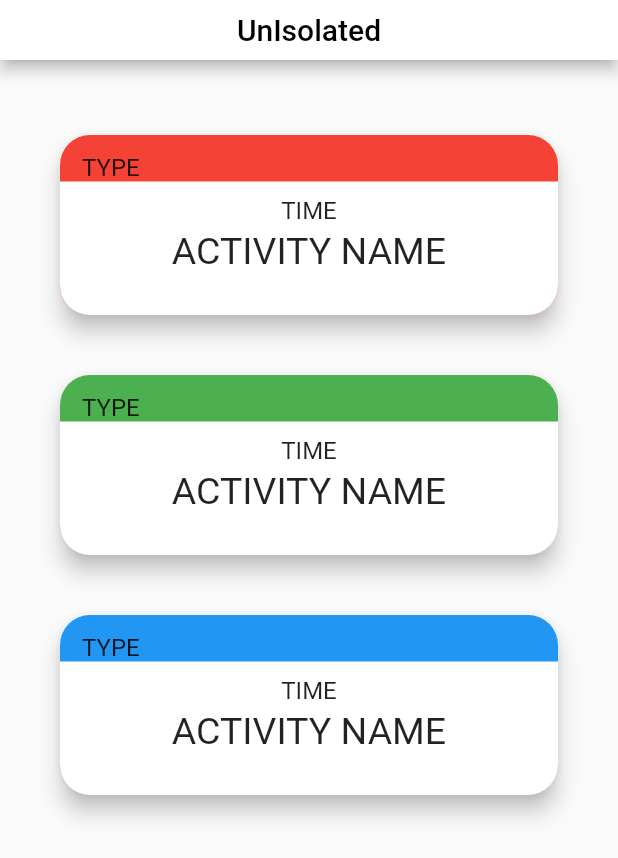
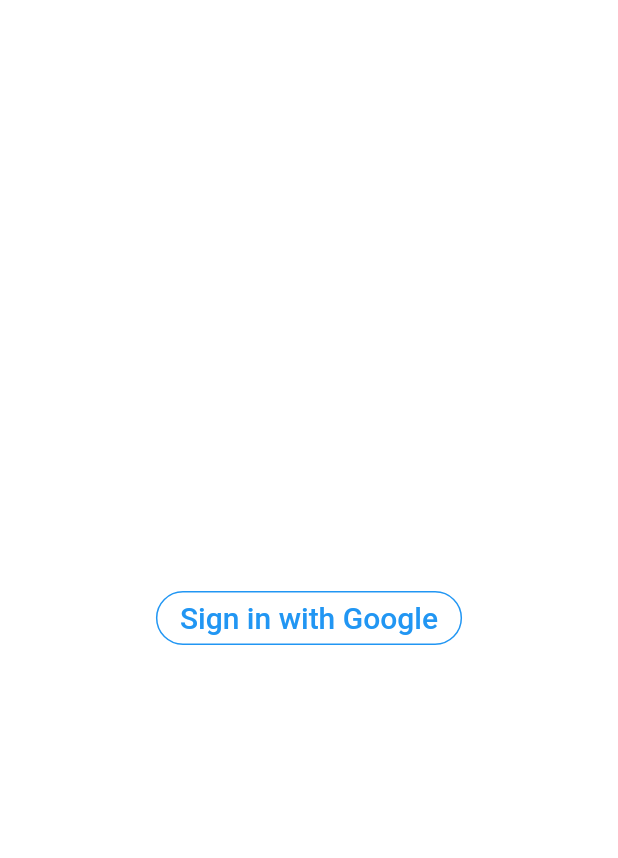
Before and after one commit to Sharippu/unIsolated_app, a Flutter app: the screen it shows after launch, on a phone screen of 412 x 824 dp. Shown: the top 858 px of the screen. Run offline on Flutter 3.47's test engine with Material 2 defaults, Android fonts, the phone set to English and light mode, and no system bars; our stand-ins replace firebase_auth, google_sign_in; accounts and stored records are empty.

Commit message:
signing in #1
- changing some things in gradle (ANDROID)
- changing some things in info (IOS)
- changing some stuff in the main.dart will fixed later

```diff
--- /dev/null
+++ b/lib/login_menu.dart
@@ -0,0 +1,50 @@
+import 'package:flutter/material.dart';
+import 'package:unisolatedapp/main_menu.dart';
+
+import 'auth.dart';
+
+class LoginMenu extends StatelessWidget {
+  @override
+  Widget build(BuildContext context) {
+    return Scaffold(
+      body: Container(
+        color: Colors.white,
+        child: Center(
+          child: Column(
+            mainAxisSize: MainAxisSize.max,
+            mainAxisAlignment: MainAxisAlignment.center,
+            children: <Widget>[
+              signInButton(context)
+            ],
+          ),
+        ),
+      ),
+    );
+  }
+
+  Widget signInButton(BuildContext context){
+    return OutlineButton(
+      onPressed: (){
+        signInGoogle().whenComplete(() {
+          Navigator.of(context).push(
+            MaterialPageRoute(
+              builder: (context) {
+                return MainMenu();
+              },
+            ),
+          );
+        });
+      },
+      shape: RoundedRectangleBorder(borderRadius: BorderRadius.circular(40)),
+      borderSide: BorderSide(color: Colors.blue),
+      highlightElevation: 0,
+      child: Text(
+        'Sign in with Google',
+        style: TextStyle(
+          fontSize: 20,
+          color: Colors.blue,
+        ),
+      ),
+    );
+  }
+}
--- a/lib/main.dart
+++ b/lib/main.dart
@@ -1,4 +1,5 @@
 import 'package:flutter/material.dart';
+import 'package:unisolatedapp/login_menu.dart';
 import 'main_menu.dart';
 
 import 'card.dart';
@@ -14,7 +15,7 @@ class MyApp extends StatelessWidget {
   Widget build(BuildContext context) {
     return MaterialApp(
         initialRoute: 'main_menu', routes: {
-        'main_menu': (context) => MainMenu(),
+        'main_menu': (context) => LoginMenu(),
     }
     );
   }
--- a/pubspec.yaml
+++ b/pubspec.yaml
@@ -13,6 +13,11 @@ dependencies:
 
   cupertino_icons: ^0.1.3
 
+  firebase_core:  ^0.4.5
+
+  firebase_auth: ^0.16.1
+  google_sign_in: ^4.5.1
+
 dev_dependencies:
   flutter_test:
     sdk: flutter
```
Also changed, not shown: lib/auth.dart (added, +32 -0 lines), lib/sidebar.dart (+14 -0 lines), pubspec.lock, 6 other files.
